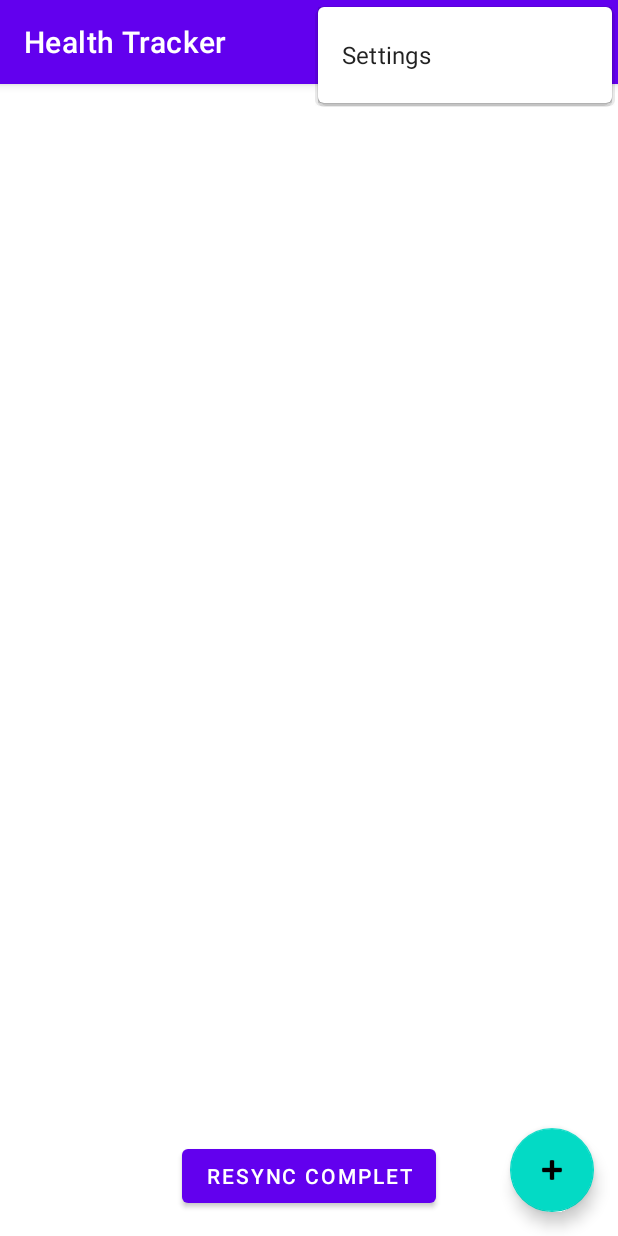
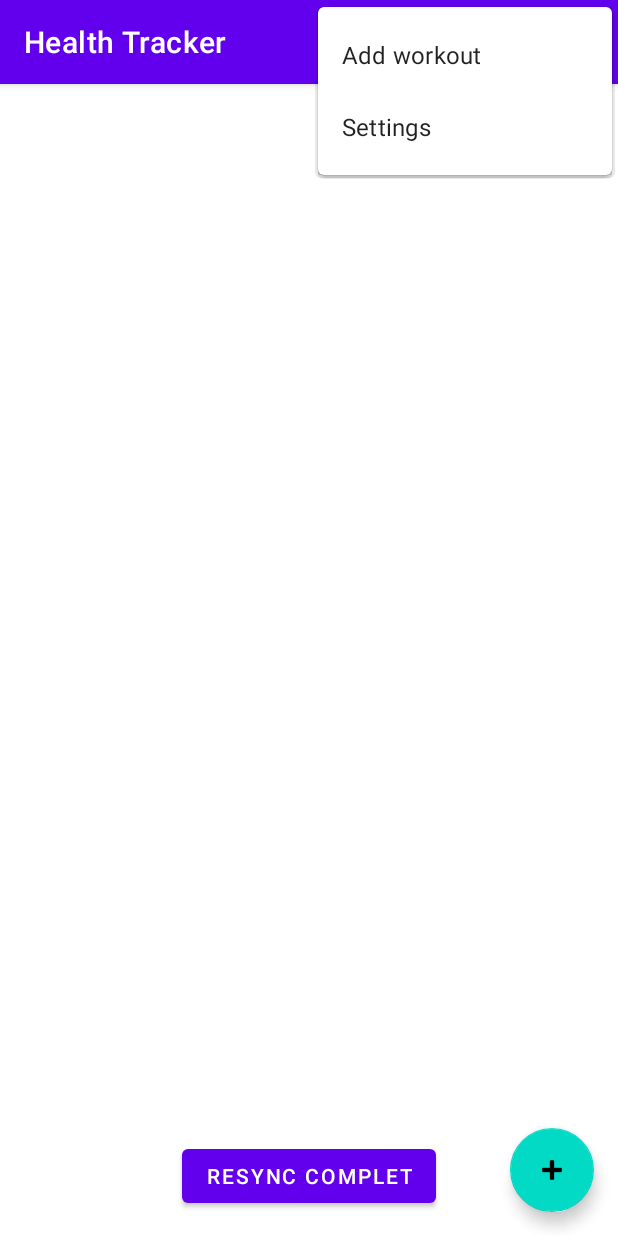
Before and after one commit to misterk72/routine, an Android app: the screen it shows after launch (MainActivity), with the options menu open, on a phone screen of 412 x 824 dp. Run offline under Robolectric (Android 15) with nearby library versions, the light colour scheme and no system bars; our stand-ins replace Dagger/Hilt's generated code, Room's generated code; libraries missing offline, so code that uses them is left out: androidx.hilt.work; 2 statements that could not run were skipped.

Commit message:
feat(healthtracker): add workout entry flow

```diff
--- a/HealthTracker/app/src/main/AndroidManifest.xml
+++ b/HealthTracker/app/src/main/AndroidManifest.xml
@@ -51,5 +51,10 @@
             android:name=".ui.AddEntryActivity"
             android:exported="false"
             android:parentActivityName=".MainActivity" />
+
+        <activity
+            android:name=".ui.AddWorkoutActivity"
+            android:exported="false"
+            android:parentActivityName=".MainActivity" />
     </application>
 </manifest>
--- a/HealthTracker/app/src/main/java/com/healthtracker/MainActivity.kt
+++ b/HealthTracker/app/src/main/java/com/healthtracker/MainActivity.kt
@@ -17,6 +17,7 @@ import com.healthtracker.data.HealthEntry
 import com.healthtracker.databinding.ActivityMainBinding
 import com.healthtracker.sync.SyncManager
 import com.healthtracker.ui.AddEntryActivity
+import com.healthtracker.ui.AddWorkoutActivity
 import com.healthtracker.ui.EntryActivity
 import com.healthtracker.ui.HealthEntryAdapter
 import com.healthtracker.ui.HealthTrackerViewModel
@@ -52,6 +53,10 @@ class MainActivity : AppCompatActivity() {
             when (item.itemId) {
                 R.id.action_settings -> {
                     startActivity(Intent(this, SettingsActivity::class.java))
+                    true
+                }
+                R.id.action_add_workout -> {
+                    startActivity(Intent(this, AddWorkoutActivity::class.java))
                     true
                 }
                 R.id.action_sync -> {
--- a/HealthTracker/app/src/main/java/com/healthtracker/data/HealthDatabase.kt
+++ b/HealthTracker/app/src/main/java/com/healthtracker/data/HealthDatabase.kt
@@ -15,9 +15,10 @@ import com.healthtracker.data.converters.DateTimeConverters
         MetricValue::class,
         MetricType::class,
         User::class,
-        Location::class
+        Location::class,
+        WorkoutEntry::class
     ],
-    version = 7,
+    version = 8,
     exportSchema = false
 )
 @TypeConverters(DateTimeConverters::class)
@@ -27,6 +28,7 @@ abstract class HealthDatabase : RoomDatabase() {
     abstract fun metricTypeDao(): MetricTypeDao
     abstract fun userDao(): UserDao
     abstract fun locationDao(): LocationDao
+    abstract fun workoutEntryDao(): WorkoutEntryDao
 
     companion object {
         @Volatile
@@ -213,6 +215,31 @@ abstract class HealthDatabase : RoomDatabase() {
             }
         }
 
+        // Migration de la version 7 à 8 (ajout de la table WorkoutEntry)
+        private val MIGRATION_7_8 = object : Migration(7, 8) {
+            override fun migrate(database: SupportSQLiteDatabase) {
+                database.execSQL(
+                    """
+                    CREATE TABLE IF NOT EXISTS workout_entries (
+                        id INTEGER PRIMARY KEY AUTOINCREMENT NOT NULL,
+                        userId INTEGER NOT NULL,
+                        startTime TEXT NOT NULL,
+                        durationMinutes INTEGER,
+                        distanceKm REAL,
+                        calories INTEGER,
+                        program TEXT,
+                        notes TEXT,
+                        synced INTEGER NOT NULL DEFAULT 0,
+                        serverEntryId INTEGER,
+                        deleted INTEGER NOT NULL DEFAULT 0,
+                        FOREIGN KEY (userId) REFERENCES users (id) ON DELETE CASCADE
+                    )
+                    """
+                )
+                database.execSQL("CREATE INDEX index_workout_entries_userId ON workout_entries (userId)")
+            }
+        }
+
         fun getDatabase(context: Context): HealthDatabase {
             return INSTANCE ?: synchronized(this) {
                 val instance = Room.databaseBuilder(
@@ -221,7 +248,14 @@ abstract class HealthDatabase : RoomDatabase() {
                     com.healthtracker.BuildConfig.DATABASE_NAME
                 )
                 // Appliquer les migrations
-                .addMigrations(MIGRATION_2_3, MIGRATION_3_4, MIGRATION_4_5, MIGRATION_5_6, MIGRATION_6_7)
+                .addMigrations(
+                    MIGRATION_2_3,
+                    MIGRATION_3_4,
+                    MIGRATION_4_5,
+                    MIGRATION_5_6,
+                    MIGRATION_6_7,
+                    MIGRATION_7_8
+                )
                 // Fallback en cas d'autres migrations non gérées
                 .fallbackToDestructiveMigration()
                 // Allow main thread queries for testing
--- /dev/null
+++ b/HealthTracker/app/src/main/java/com/healthtracker/data/WorkoutEntryDao.kt
@@ -0,0 +1,80 @@
+package com.healthtracker.data
+
+import androidx.room.Dao
+import androidx.room.Delete
+import androidx.room.Insert
+import androidx.room.OnConflictStrategy
+import androidx.room.Query
+import kotlinx.coroutines.flow.Flow
+
+@Dao
+interface WorkoutEntryDao {
+    @Insert
+    suspend fun insertEntry(entry: WorkoutEntry): Long
+
+    @Query(
+        "UPDATE workout_entries SET startTime = :startTime, durationMinutes = :durationMinutes, " +
+            "distanceKm = :distanceKm, calories = :calories, program = :program, notes = :notes, " +
+            "synced = 0 WHERE id = :id"
+    )
+    suspend fun updateEntry(
+        id: Long,
+        startTime: String,
+        durationMinutes: Int?,
+        distanceKm: Float?,
+        calories: Int?,
+        program: String?,
+        notes: String?
+    )
+
+    suspend fun updateEntry(entry: WorkoutEntry) {
+        updateEntry(
+            id = entry.id,
+            startTime = entry.startTime.toString(),
+            durationMinutes = entry.durationMinutes,
+            distanceKm = entry.distanceKm,
+            calories = entry.calories,
+            program = entry.program,
+            notes = entry.notes
+        )
+    }
+
+    @Delete
+    suspend fun hardDeleteEntry(entry: WorkoutEntry)
+
+    @Query("UPDATE workout_entries SET deleted = 1, synced = 0 WHERE id = :id")
+    suspend fun markEntryAsDeleted(id: Long)
+
+    @Query("SELECT * FROM workout_entries WHERE deleted = 0 ORDER BY startTime DESC")
+    fun getAllEntries(): Flow<List<WorkoutEntry>>
+
+    @Query("SELECT * FROM workout_entries WHERE id = :id AND deleted = 0")
+    suspend fun getEntryByIdSuspend(id: Long): WorkoutEntry?
+
+    @Query("SELECT * FROM workout_entries WHERE synced = 0")
+    suspend fun getUnsyncedEntries(): List<WorkoutEntry>
+
+    @Query("SELECT * FROM workout_entries WHERE deleted = 1 AND synced = 0")
+    suspend fun getDeletedUnsyncedEntries(): List<WorkoutEntry>
+
+    @Query("SELECT * FROM workout_entries WHERE synced = 1 AND serverEntryId IS NULL AND deleted = 0")
+    suspend fun getSyncedEntriesWithoutServerId(): List<WorkoutEntry>
+
+    @Query("UPDATE workout_entries SET synced = 1, serverEntryId = :serverEntryId WHERE id = :id")
+    suspend fun markAsSynced(id: Long, serverEntryId: Long)
+
+    @Query("UPDATE workout_entries SET synced = 1 WHERE id IN (:ids)")
+    suspend fun markAllAsSynced(ids: List<Long>)
+
+    @Insert(onConflict = OnConflictStrategy.REPLACE)
+    suspend fun insertOrUpdateEntries(entries: List<WorkoutEntry>)
+
+    @Query("SELECT * FROM workout_entries WHERE startTime > :timestamp")
+    suspend fun getEntriesNewerThan(timestamp: String): List<WorkoutEntry>
+
+    @Query("SELECT * FROM workout_entries WHERE serverEntryId IN (:serverIds)")
+    suspend fun getEntriesByServerIds(serverIds: List<Long>): List<WorkoutEntry>
+
+    @Query("DELETE FROM workout_entries")
+    suspend fun deleteAllEntries()
+}
--- a/HealthTracker/app/src/main/res/menu/menu_main.xml
+++ b/HealthTracker/app/src/main/res/menu/menu_main.xml
@@ -8,6 +8,11 @@
         android:icon="@android:drawable/ic_popup_sync"
         app:showAsAction="ifRoom" />
     <item
+        android:id="@+id/action_add_workout"
+        android:orderInCategory="95"
+        android:title="@string/add_workout_entry"
+        app:showAsAction="never" />
+    <item
         android:id="@+id/action_settings"
         android:orderInCategory="100"
         android:title="@string/settings"
```
Also changed, not shown: HealthTracker/app/src/main/java/com/healthtracker/data/WorkoutEntry.kt (added, +34 -0 lines), HealthTracker/app/src/main/java/com/healthtracker/data/repository/WorkoutEntryRepository.kt (added, +30 -0 lines), HealthTracker/app/src/main/java/com/healthtracker/ui/AddWorkoutActivity.kt (added, +177 -0 lines), HealthTracker/app/src/main/java/com/healthtracker/ui/WorkoutViewModel.kt (added, +54 -0 lines), HealthTracker/app/src/main/res/layout/activity_add_workout.xml (added, +188 -0 lines), HealthTracker/app/src/main/res/values/strings.xml (+8 -0 lines), 2 other files.
